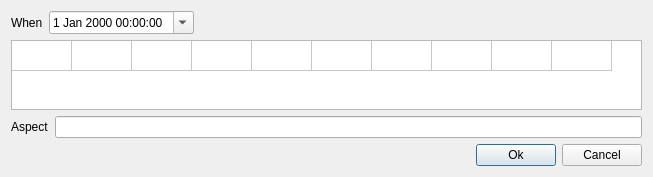
The window that DialogNewMeasure.ui (edeforas/Foucault2) describes before a commit, drawn with Qt 5.
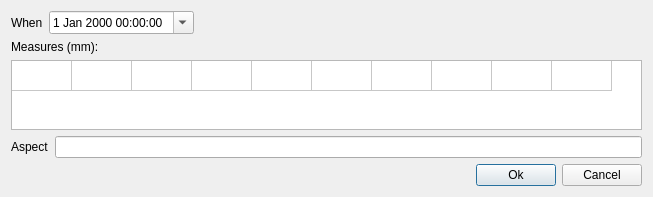
The same window after the commit.

The edit to the form file:
```diff
--- a/DialogNewMeasure.ui
+++ b/DialogNewMeasure.ui
@@ -7,7 +7,7 @@
     <x>0</x>
     <y>0</y>
     <width>653</width>
-    <height>174</height>
+    <height>182</height>
    </rect>
   </property>
   <property name="windowTitle">
@@ -45,6 +45,13 @@
      </item>
     </layout>
    </item>
+   <item>
+    <widget class="QLabel" name="label_3">
+     <property name="text">
+      <string>Measures (mm):</string>
+     </property>
+    </widget>
+   </item>
    <item>
     <widget class="QTableWidget" name="twZones">
      <property name="rowCount">
```
